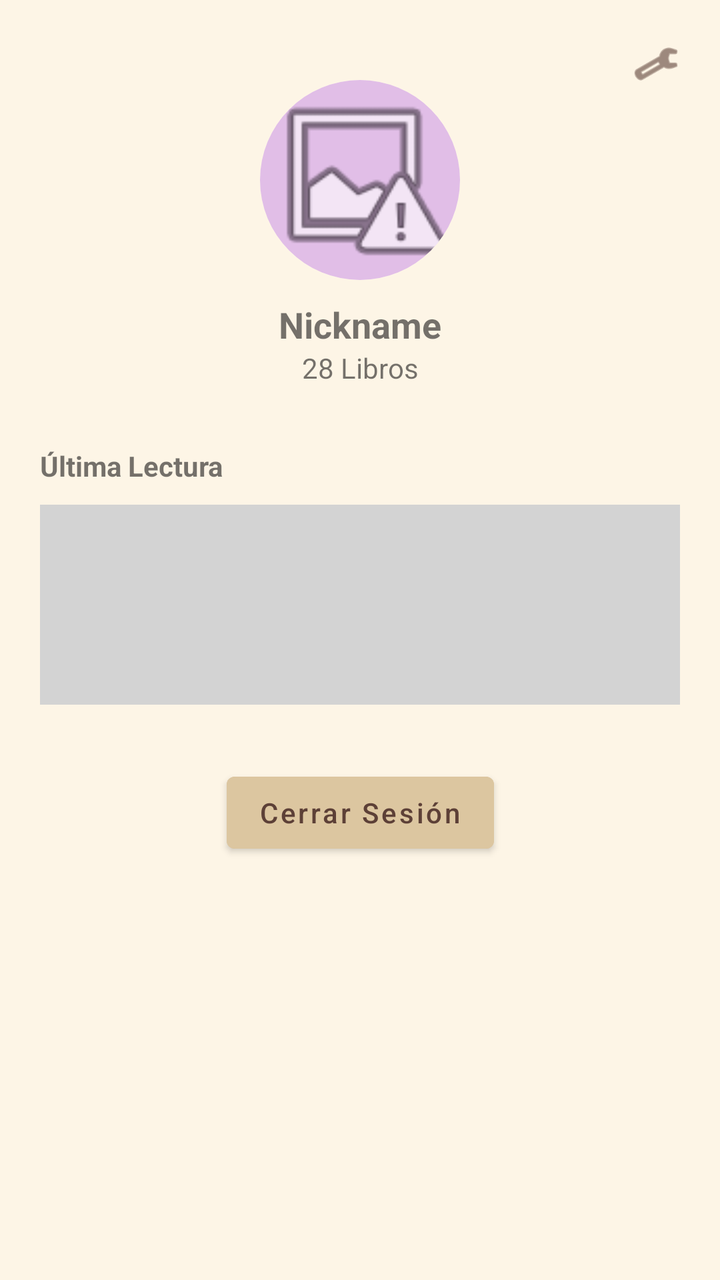
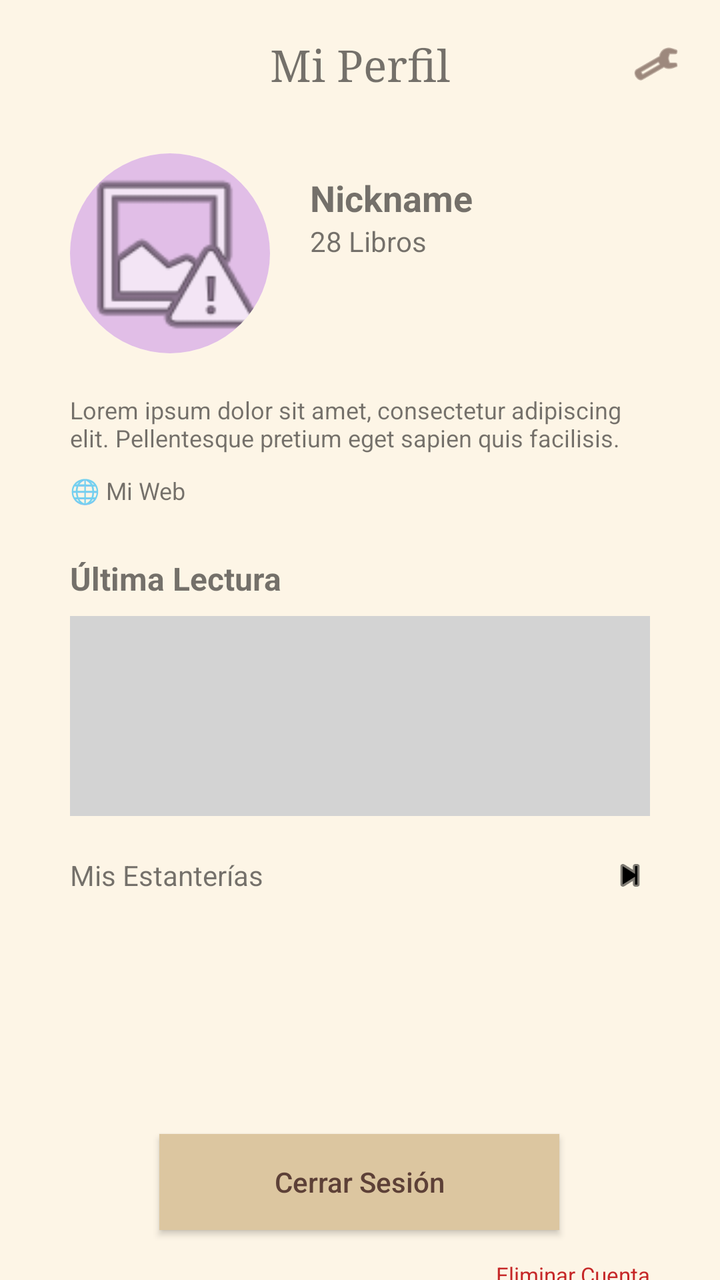

Compare the two renders of this Android layout. The source of the first and the diff that turns it into the second are given below.
<!-- AndroidManifest.xml: application theme Theme.TFG_2025 -->
<!-- res/layout/fragment_perfil.xml -->
<?xml version="1.0" encoding="utf-8"?>
<androidx.constraintlayout.widget.ConstraintLayout
    xmlns:android="http://schemas.android.com/apk/res/android"
    xmlns:app="http://schemas.android.com/apk/res-auto"
    android:layout_width="match_parent"
    android:layout_height="match_parent"
    android:background="#FDF5E6"
    android:padding="20dp">

    <ImageView
        android:id="@+id/btn_settings"
        android:layout_width="24dp"
        android:layout_height="24dp"
        android:src="@android:drawable/ic_menu_manage"
        app:layout_constraintEnd_toEndOf="parent"
        app:layout_constraintTop_toTopOf="parent"
        app:tint="#5D4037" />

    <androidx.cardview.widget.CardView
        android:id="@+id/card_avatar"
        android:layout_width="100dp"
        android:layout_height="100dp"
        android:layout_marginTop="20dp"
        app:cardCornerRadius="50dp"
        app:cardElevation="0dp"
        app:layout_constraintEnd_toEndOf="parent"
        app:layout_constraintStart_toStartOf="parent"
        app:layout_constraintTop_toTopOf="parent">

        <ImageView
            android:id="@+id/img_perfil_avatar"
            android:layout_width="match_parent"
            android:layout_height="match_parent"
            android:scaleType="centerCrop"
            android:src="@android:drawable/ic_menu_report_image"
            android:background="#E1BEE7" />
    </androidx.cardview.widget.CardView>

    <TextView
        android:id="@+id/tv_nickname"
        android:layout_width="wrap_content"
        android:layout_height="wrap_content"
        android:layout_marginTop="10dp"
        android:text="Nickname"
        android:textSize="18sp"
        android:textStyle="bold"
        app:layout_constraintEnd_toEndOf="parent"
        app:layout_constraintStart_toStartOf="parent"
        app:layout_constraintTop_toBottomOf="@id/card_avatar" />

    <TextView
        android:id="@+id/tv_libros_count"
        android:layout_width="wrap_content"
        android:layout_height="wrap_content"
        android:text="28 Libros"
        android:textSize="14sp"
        app:layout_constraintEnd_toEndOf="parent"
        app:layout_constraintStart_toStartOf="parent"
        app:layout_constraintTop_toBottomOf="@id/tv_nickname" />

    <TextView
        android:id="@+id/label_ultima_lectura"
        android:layout_width="wrap_content"
        android:layout_height="wrap_content"
        android:layout_marginTop="30dp"
        android:text="Última Lectura"
        android:textStyle="bold"
        app:layout_constraintStart_toStartOf="parent"
        app:layout_constraintTop_toBottomOf="@id/tv_libros_count" />

    <View
        android:id="@+id/view_ultima_lectura"
        android:layout_width="match_parent"
        android:layout_height="100dp"
        android:layout_marginTop="10dp"
        android:background="#D3D3D3"
        app:layout_constraintTop_toBottomOf="@id/label_ultima_lectura" />

    <Button
        android:id="@+id/btn_logout"
        android:layout_width="wrap_content"
        android:layout_height="wrap_content"
        android:layout_marginTop="30dp"
        android:backgroundTint="#DCC6A0"
        android:text="Cerrar Sesión"
        android:textAllCaps="false"
        android:textColor="#5D4037"
        app:layout_constraintEnd_toEndOf="parent"
        app:layout_constraintStart_toStartOf="parent"
        app:layout_constraintTop_toBottomOf="@id/view_ultima_lectura" />

</androidx.constraintlayout.widget.ConstraintLayout>
<!-- resources referenced by this layout -->
<resources>
  <style name="Theme.TFG_2025" parent="Theme.MaterialComponents.DayNight.DarkActionBar">
          <item name="colorPrimary">@color/boton_primario</item>
          <item name="colorPrimaryVariant">#6D4C41</item>
          <item name="colorOnPrimary">@color/white</item>
  
          <item name="android:windowBackground">@color/fondo_crema</item>
      </style>
  <color name="boton_primario">#8D6E63</color>
  <color name="white">#FFFFFFFF</color>
  <color name="fondo_crema">#F5F5DC</color>
</resources>

<!-- the commit's change to res/layout/fragment_perfil.xml (unified diff, before → after) -->
@@ -4,89 +4,156 @@
     xmlns:app="http://schemas.android.com/apk/res-auto"
     android:layout_width="match_parent"
     android:layout_height="match_parent"
-    android:background="#FDF5E6"
-    android:padding="20dp">
+    android:background="#FDF5E6">
 
     <ImageView
         android:id="@+id/btn_settings"
         android:layout_width="24dp"
         android:layout_height="24dp"
+        android:layout_marginTop="20dp"
+        android:layout_marginEnd="20dp"
         android:src="@android:drawable/ic_menu_manage"
         app:layout_constraintEnd_toEndOf="parent"
         app:layout_constraintTop_toTopOf="parent"
         app:tint="#5D4037" />
 
+    <TextView
+        android:id="@+id/tv_mi_perfil_title"
+        android:layout_width="wrap_content"
+        android:layout_height="wrap_content"
+        android:text="Mi Perfil"
+        android:textSize="22sp"
+        android:fontFamily="serif"
+        app:layout_constraintTop_toTopOf="@id/btn_settings"
+        app:layout_constraintBottom_toBottomOf="@id/btn_settings"
+        app:layout_constraintStart_toStartOf="parent"
+        app:layout_constraintEnd_toEndOf="parent" />
+
     <androidx.cardview.widget.CardView
-        android:id="@+id/card_avatar"
+        android:id="@+id/cv_perfil_avatar"
         android:layout_width="100dp"
         android:layout_height="100dp"
-        android:layout_marginTop="20dp"
+        android:layout_marginStart="35dp"
+        android:layout_marginTop="30dp"
         app:cardCornerRadius="50dp"
         app:cardElevation="0dp"
-        app:layout_constraintEnd_toEndOf="parent"
         app:layout_constraintStart_toStartOf="parent"
-        app:layout_constraintTop_toTopOf="parent">
-
+        app:layout_constraintTop_toBottomOf="@id/tv_mi_perfil_title">
         <ImageView
-            android:id="@+id/img_perfil_avatar"
             android:layout_width="match_parent"
             android:layout_height="match_parent"
+            android:background="#E1BEE7"
             android:scaleType="centerCrop"
-            android:src="@android:drawable/ic_menu_report_image"
-            android:background="#E1BEE7" />
+            android:src="@android:drawable/ic_menu_report_image" />
     </androidx.cardview.widget.CardView>
 
     <TextView
-        android:id="@+id/tv_nickname"
+        android:id="@+id/tv_nickname_perfil"
         android:layout_width="wrap_content"
         android:layout_height="wrap_content"
-        android:layout_marginTop="10dp"
+        android:layout_marginStart="20dp"
         android:text="Nickname"
+        android:textStyle="bold"
         android:textSize="18sp"
-        android:textStyle="bold"
-        app:layout_constraintEnd_toEndOf="parent"
-        app:layout_constraintStart_toStartOf="parent"
-        app:layout_constraintTop_toBottomOf="@id/card_avatar" />
+        app:layout_constraintTop_toTopOf="@id/cv_perfil_avatar"
+        app:layout_constraintStart_toEndOf="@id/cv_perfil_avatar"
+        android:layout_marginTop="10dp"/>
 
     <TextView
-        android:id="@+id/tv_libros_count"
+        android:id="@+id/tv_libros_count_perfil"
         android:layout_width="wrap_content"
         android:layout_height="wrap_content"
         android:text="28 Libros"
         android:textSize="14sp"
+        app:layout_constraintTop_toBottomOf="@id/tv_nickname_perfil"
+        app:layout_constraintStart_toStartOf="@id/tv_nickname_perfil" />
+
+    <TextView
+        android:id="@+id/tv_bio_perfil"
+        android:layout_width="0dp"
+        android:layout_height="wrap_content"
+        android:layout_marginTop="20dp"
+        android:layout_marginHorizontal="35dp"
+        android:text="Lorem ipsum dolor sit amet, consectetur adipiscing elit. Pellentesque pretium eget sapien quis facilisis."
+        android:textSize="12sp"
         app:layout_constraintEnd_toEndOf="parent"
         app:layout_constraintStart_toStartOf="parent"
-        app:layout_constraintTop_toBottomOf="@id/tv_nickname" />
+        app:layout_constraintTop_toBottomOf="@id/cv_perfil_avatar" />
 
     <TextView
-        android:id="@+id/label_ultima_lectura"
+        android:id="@+id/tv_web_perfil"
         android:layout_width="wrap_content"
         android:layout_height="wrap_content"
-        android:layout_marginTop="30dp"
+        android:layout_marginTop="10dp"
+        android:text="🌐 Mi Web"
+        android:textSize="12sp"
+        app:layout_constraintStart_toStartOf="@id/tv_bio_perfil"
+        app:layout_constraintTop_toBottomOf="@id/tv_bio_perfil" />
+
+    <TextView
+        android:id="@+id/lbl_last_read"
+        android:layout_width="wrap_content"
+        android:layout_height="wrap_content"
+        android:layout_marginTop="25dp"
         android:text="Última Lectura"
         android:textStyle="bold"
-        app:layout_constraintStart_toStartOf="parent"
-        app:layout_constraintTop_toBottomOf="@id/tv_libros_count" />
+        android:textSize="16sp"
+        app:layout_constraintStart_toStartOf="@id/tv_web_perfil"
+        app:layout_constraintTop_toBottomOf="@id/tv_web_perfil" />
 
     <View
-        android:id="@+id/view_ultima_lectura"
-        android:layout_width="match_parent"
+        android:id="@+id/view_last_read_box"
+        android:layout_width="0dp"
         android:layout_height="100dp"
-        android:layout_marginTop="10dp"
+        android:layout_marginTop="8dp"
+        android:layout_marginHorizontal="35dp"
         android:background="#D3D3D3"
-        app:layout_constraintTop_toBottomOf="@id/label_ultima_lectura" />
+        app:layout_constraintEnd_toEndOf="parent"
+        app:layout_constraintStart_toStartOf="parent"
+        app:layout_constraintTop_toBottomOf="@id/lbl_last_read" />
 
-    <Button
-        android:id="@+id/btn_logout"
+    <TextView
+        android:id="@+id/lbl_shelves"
         android:layout_width="wrap_content"
         android:layout_height="wrap_content"
-        android:layout_marginTop="30dp"
-        android:backgroundTint="#DCC6A0"
+        android:layout_marginTop="20dp"
+        android:text="Mis Estanterías"
+        app:layout_constraintStart_toStartOf="@id/view_last_read_box"
+        app:layout_constraintTop_toBottomOf="@id/view_last_read_box" />
+
+    <ImageView
+        android:layout_width="20dp"
+        android:layout_height="20dp"
+        android:src="@android:drawable/ic_media_next"
+        app:layout_constraintBottom_toBottomOf="@id/lbl_shelves"
+        app:layout_constraintEnd_toEndOf="@id/view_last_read_box"
+        app:layout_constraintTop_toTopOf="@id/lbl_shelves"
+        app:tint="#000000" />
+
+    <androidx.appcompat.widget.AppCompatButton
+        android:id="@+id/btn_logout_perfil"
+        android:layout_width="200dp"
+        android:layout_height="wrap_content"
+        android:layout_marginTop="120dp"
+        android:background="#DCC6A0"
         android:text="Cerrar Sesión"
         android:textAllCaps="false"
         android:textColor="#5D4037"
         app:layout_constraintEnd_toEndOf="parent"
+        app:layout_constraintHorizontal_bias="0.497"
         app:layout_constraintStart_toStartOf="parent"
-        app:layout_constraintTop_toBottomOf="@id/view_ultima_lectura" />
+        app:layout_constraintTop_toBottomOf="@id/lbl_shelves" />
+
+    <TextView
+        android:id="@+id/tv_delete_account_perfil"
+        android:layout_width="wrap_content"
+        android:layout_height="wrap_content"
+        android:layout_marginTop="15dp"
+        android:layout_marginEnd="35dp"
+        android:text="Eliminar Cuenta"
+        android:textColor="#C62828"
+        android:textSize="11sp"
+        app:layout_constraintEnd_toEndOf="parent"
+        app:layout_constraintTop_toBottomOf="@id/btn_logout_perfil" />
 
 </androidx.constraintlayout.widget.ConstraintLayout>
<!-- resource entries referenced after the edit -->
@@ -1,14 +1,12 @@
 <!-- resources referenced by this layout -->
 <resources>
-  <style name="Theme.TFG_2025" parent="Theme.MaterialComponents.DayNight.DarkActionBar">
+  <style name="Theme.TFG_2025" parent="Theme.MaterialComponents.Light.NoActionBar">
           <item name="colorPrimary">@color/boton_primario</item>
-          <item name="colorPrimaryVariant">#6D4C41</item>
-          <item name="colorOnPrimary">@color/white</item>
-  
           <item name="android:windowBackground">@color/fondo_crema</item>
+          <item name="android:statusBarColor">@color/fondo_crema</item>
+          <item name="android:windowLightStatusBar">true</item>
       </style>
   <color name="boton_primario">#8D6E63</color>
-  <color name="white">#FFFFFFFF</color>
   <color name="fondo_crema">#F5F5DC</color>
 </resources>
 
